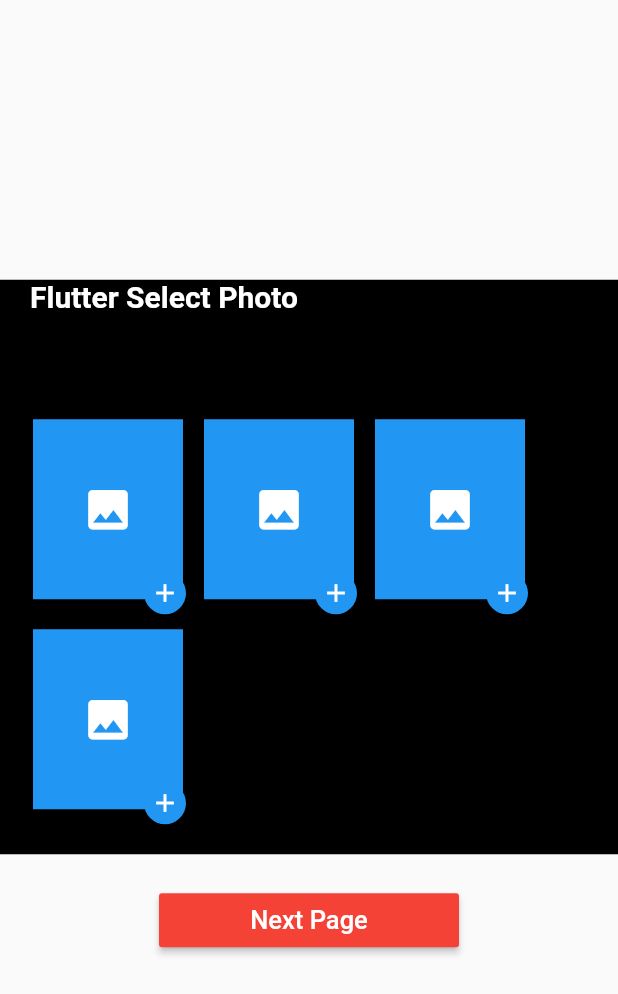
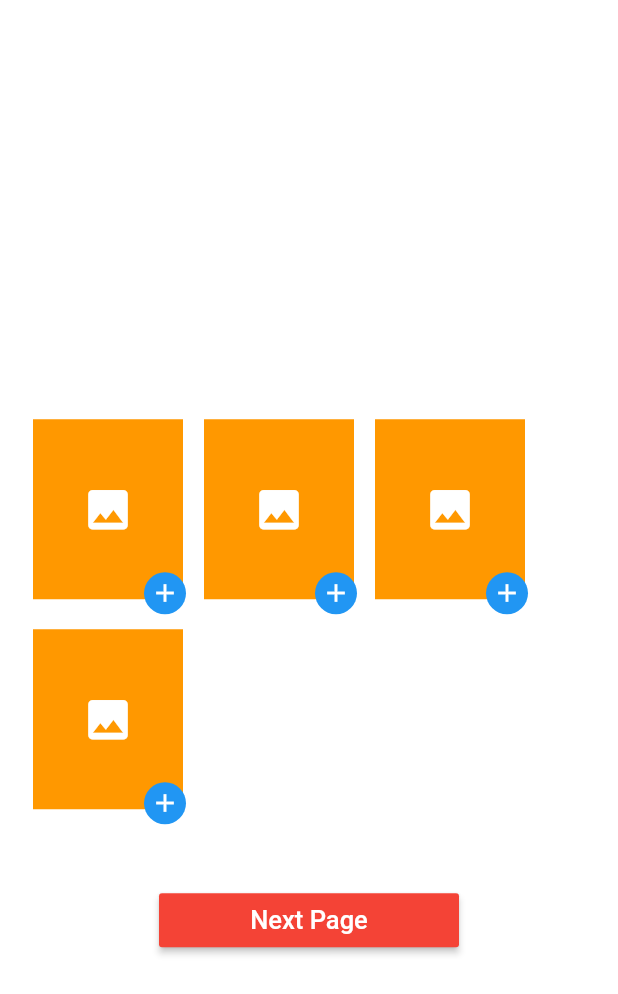
Before and after one commit to taylanyildiz/flutter_image_picker_cropp, a Flutter app: the screen it shows after launch, on a phone screen of 412 x 824 dp. Shown: the top 994 px of the screen. Run offline on Flutter 3.47's test engine with Material 2 defaults, Android fonts, the light colour scheme and no system bars; our stand-ins replace image_cropper, image_picker.

Commit message:
some chages

```diff
--- a/lib/home_screen.dart
+++ b/lib/home_screen.dart
@@ -13,6 +13,7 @@ class _HomeScreenState extends State<HomeScreen> {
   @override
   Widget build(BuildContext context) {
     return Scaffold(
+      backgroundColor: Colors.white,
       body: Column(
         mainAxisAlignment: MainAxisAlignment.center,
         children: [
@@ -20,12 +21,14 @@ class _HomeScreenState extends State<HomeScreen> {
             title: 'Flutter Select Photo',
             itemCount: 4,
             height: 120.0,
+            backgroundColor: Colors.white,
+            backgroundImage: Colors.orange,
+            iconColor: Colors.white,
+            iconEditColor: Colors.red,
+            iconAddColor: Colors.white,
             selectionPhoto: (file) {
               imagesFile = file;
             },
-            backgroundColor: Colors.black,
-            backgroundImage: Colors.blue,
-            iconColor: Colors.white,
           ),
           SizedBox(height: 20.0),
           SizedBox(
```
